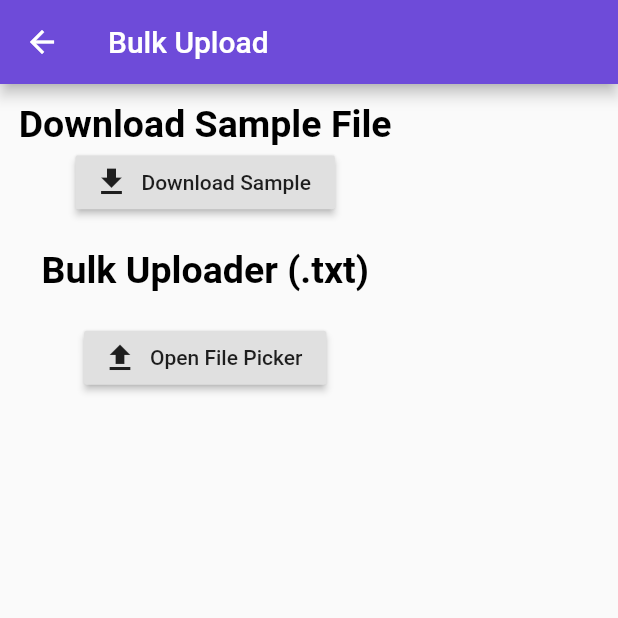
After one commit to Aravin/WarrantyManager, a Flutter app: the BulkUploadScreen screen opened directly, after a tap on "Open File Picker", on a phone screen of 412 x 824 dp, the top half of it. The commit adds this screen. Run offline on Flutter 3.47's test engine with Material 2 defaults, Android fonts, the phone set to English and light mode, and no system bars; our stand-ins replace file_picker, firebase_analytics, flutter_form_builder, in_app_review, share, sqflite and 1 more; missing offline and left inert: flutter_webview_plugin; accounts and stored records are empty.

```diff
--- a/lib/main.dart
+++ b/lib/main.dart
@@ -31,8 +31,8 @@ class Main extends StatelessWidget {
         // Define the default brightness and colors.
         brightness: Brightness.light,
         primaryColor: primaryColor,
-        secondaryHeaderColor: secondaryCOlor,
-        accentColor: secondaryCOlor,
+        secondaryHeaderColor: secondaryColor,
+        accentColor: secondaryColor,
         textTheme: TextTheme(
           bodyText2: TextStyle(color: Colors.black),
         ),
--- /dev/null
+++ b/lib/screens/bulk_upload.dart
@@ -0,0 +1,377 @@
+import 'dart:convert';
+
+import 'package:file_picker/file_picker.dart';
+import 'package:flutter/material.dart';
+import 'package:flutter/services.dart';
+import 'package:url_launcher/url_launcher.dart';
+import 'package:warranty_manager/models/product.dart';
+import 'package:warranty_manager/screens/home.dart';
+import 'package:warranty_manager/shared/contants.dart';
+import 'dart:typed_data';
+import 'dart:io';
+import 'package:toast/toast.dart';
+
+class BulkUploadScreen extends StatefulWidget {
+  @override
+  _BulkUploadScreenState createState() => _BulkUploadScreenState();
+}
+
+class _BulkUploadScreenState extends State<BulkUploadScreen> {
+  String _fileName;
+  List<PlatformFile> _paths;
+  String _directoryPath;
+  bool _loadingPath = false;
+  List<Product> productList = [];
+  List<DataRow> datarow = [];
+  int lineCount = 0;
+  List<int> failureRows = [];
+
+  void _openFileExplorer() async {
+    productList = [];
+    datarow = [];
+    lineCount = 0;
+    failureRows = [];
+    setState(() => _loadingPath = true);
+    try {
+      _directoryPath = null;
+      _paths = (await FilePicker.platform.pickFiles(
+        type: FileType.custom,
+        allowMultiple: false,
+        allowedExtensions: ['txt'],
+      ))
+          ?.files;
+    } on PlatformException catch (e) {
+      print("Unsupported operation" + e.toString());
+    } catch (ex) {
+      print(ex);
+    }
+    if (!mounted) return;
+    setState(
+      () {
+        _loadingPath = false;
+        _fileName =
+            _paths != null ? _paths.map((e) => e.name).toString() : '...';
+
+        // if file selected
+        if (_paths.length > 0) {
+          Stream<List> inputStream = File(_paths[0].path).openRead();
+
+          inputStream
+              .transform(utf8.decoder) // Decode bytes to UTF-8.
+              .transform(LineSplitter()) // Convert stream to individual lines.
+              .listen((String line) {
+            // Process results.
+            lineCount++;
+            if (lineCount > 1) {
+              List<String> row = line.split(','); // split by comma
+              Product tempProduct = Product();
+              tempProduct.name = row[0].trim();
+              tempProduct.price = double.parse(row[1].trim());
+              tempProduct.purchaseDate = DateTime.parse(row[2].trim());
+              tempProduct.warrantyPeriod = row[3].trim() + ' Year';
+              tempProduct.company = row[4].trim();
+              tempProduct.category = row[5].trim();
+              tempProduct.purchasedAt = row[6].trim();
+              tempProduct.salesPerson = row[7].trim();
+              tempProduct.phone = row[8].trim();
+              tempProduct.email = row[9].trim();
+              tempProduct.notes = row[10].trim();
+
+              productList.add(tempProduct);
+
+              List<DataCell> datacell = [];
+              datacell.add(DataCell(Text(tempProduct.name)));
+              datacell.add(DataCell(Text(tempProduct.price.toString())));
+              datacell.add(DataCell(Text(tempProduct.purchaseDate.toString())));
+              datacell
+                  .add(DataCell(Text(tempProduct.warrantyPeriod + ' Year')));
+              datacell.add(DataCell(Text(tempProduct.company)));
+              datacell.add(DataCell(Text(tempProduct.category)));
+              datacell.add(DataCell(Text(tempProduct.purchasedAt)));
+              datacell.add(DataCell(Text(tempProduct.salesPerson)));
+              datacell.add(DataCell(Text(tempProduct.phone)));
+              datacell.add(DataCell(Text(tempProduct.email)));
+              datacell.add(DataCell(Text(tempProduct.notes)));
+              datarow.add(DataRow(cells: datacell));
+            }
+          }, onDone: () {
+            setState(() {});
+          }, onError: (e) {
+            failureRows.add(lineCount);
+            print(e.toString());
+          });
+        }
+      },
+    );
+  }
+
+  void _clearCachedFiles() {
+    FilePicker.platform.clearTemporaryFiles();
+  }
+
+  // todo: replace with file downloader
+  // todo: move to new file
+  void _requestFileCopy(Uint8List data, String copyTo) async {
+    File(copyTo)
+        .writeAsBytes(data)
+        .then(
+          (value) => Toast.show(
+            "File Saved Successfully!",
+            context,
+            duration: Toast.LENGTH_LONG,
+            gravity: Toast.BOTTOM,
+            backgroundColor: Colors.green,
+          ),
+        )
+        .catchError(
+          (onError) => {
+            Toast.show(
+              "Failed to Save the File! $onError",
+              context,
+              duration: Toast.LENGTH_LONG,
+              gravity: Toast.BOTTOM,
+              backgroundColor: Colors.red,
+            )
+          },
+        );
+  }
+
+  // bulk upload
+  Future<void> _processBulkUpload(List<Product> products) async {
+    products.forEach((element) {
+      element.insertProduct();
+    });
+  }
+
+  @override
+  Widget build(BuildContext context) {
+    return Scaffold(
+      appBar: AppBar(
+        textTheme: TextTheme(),
+        title: Text(
+          'Bulk Upload',
+        ),
+      ),
+      body: Padding(
+        padding: appEdgeInsets,
+        child: Column(
+          crossAxisAlignment: CrossAxisAlignment.center,
+          children: [
+            Container(
+              child: Text(
+                'Download Sample File',
+                style: TextStyle(
+                  fontWeight: FontWeight.bold,
+                  fontSize: 25.0,
+                ),
+              ),
+            ),
+            Container(
+              child: RaisedButton.icon(
+                icon: Icon(Icons.download_sharp),
+                label: Text('Download Sample'),
+                onPressed: () async {
+                  const url =
+                      'https://drive.google.com/file/d/1koyZ3phMxFdu8AtQbk4lPFmKt1cpc-5H/view?usp=sharing';
+                  if (await canLaunch(url)) {
+                    await launch(url);
+                  } else {
+                    print('Could not launch $url');
+                  }
+                },
+              ),
+            ),
+            SizedBox(
+              height: 20,
+            ),
+            Container(
+              child: Text(
+                'Bulk Uploader (.txt)',
+                style: TextStyle(
+                  fontWeight: FontWeight.bold,
+                  fontSize: 25.0,
+                ),
+              ),
+            ),
+            SizedBox(
+              height: 20,
+            ),
+            Container(
+              child: RaisedButton.icon(
+                onPressed: () => _openFileExplorer(),
+                icon: Icon(Icons.file_upload),
+                label: Text("Open File Picker"),
+              ),
+            ),
+            SizedBox(
+              height: 20,
+            ),
+            Builder(
+              builder: (BuildContext context) => _loadingPath
+                  ? Padding(
+                      padding: EdgeInsets.only(bottom: 10.0),
+                      child: CircularProgressIndicator(),
+                    )
+                  : _directoryPath != null
+                      ? ListTile(
+                          title: Text('Directory path'),
+                          subtitle: Text(_directoryPath),
+                        )
+                      : _paths != null
+                          ? Column(
+                              crossAxisAlignment: CrossAxisAlignment.center,
+                              children: [
+                                Container(
+                                  child: Text(
+                                    'Data Preview',
+                                    style: TextStyle(
+                                      fontWeight: FontWeight.bold,
+                                      fontSize: 25.0,
+                                    ),
+                                  ),
+                                ),
+                                SingleChildScrollView(
+                                  scrollDirection: Axis.horizontal,
+                                  child: DataTable(
+                                    columns: <DataColumn>[
+                                      DataColumn(
+                                        label: Text(
+                                          'Name',
+                                        ),
+                                      ),
+                                      DataColumn(
+                                        label: Text(
+                                          'Price',
+                                        ),
+                                      ),
+                                      DataColumn(
+                                        label: Text(
+                                          'Purchase Date',
+                                        ),
+                                      ),
+                                      DataColumn(
+                                        label: Text(
+                                          'Warranty Period',
+                                        ),
+                                      ),
+                                      DataColumn(
+                                        label: Text(
+                                          'Company',
+                                        ),
+                                      ),
+                                      DataColumn(
+                                        label: Text(
+                                          'Category',
+                                        ),
+                                      ),
+                                      DataColumn(
+                                        label: Text(
+                                          'Purchase at',
+                                        ),
+                                      ),
+                                      DataColumn(
+                                        label: Text(
+                                          'Contact Person',
+                                        ),
+                                      ),
+                                      DataColumn(
+                                        label: Text(
+                                          'Phone',
+                                        ),
+                                      ),
+                                      DataColumn(
+                                        label: Text(
+                                          'Email',
+                                        ),
+                                      ),
+                                      DataColumn(
+                                        label: Text(
+                                          'Notes',
+                                        ),
+                                      ),
+                                    ],
+                                    rows: datarow,
+                                  ),
+                                ),
+                                SizedBox(
+                                  height: 20,
+                                ),
+                                Container(
+                                    child: Text(
+                                        'Total number of Rows : ${lineCount - 1}')),
+                                Container(
+                                    child: Text(
+                                        'Number of Rows parsed : ${datarow.length}')),
+                                Container(
+                                    child: Text(
+                                        'Number of Rows Failed : ${lineCount - 1 - datarow.length}')),
+                                SizedBox(
+                                  height: 20,
+                                ),
+                                Container(
+                                  child: RaisedButton.icon(
+                                    color: secondaryColor,
+                                    onPressed: () async =>
+                                        await _processBulkUpload(productList)
+                                            .then(
+                                              (value) => {
+                                                Toast.show(
+                                                  "Bulk Import Successfully!",
+                                                  context,
+                                                  duration: Toast.LENGTH_LONG,
+                                                  gravity: Toast.BOTTOM,
+                                                  backgroundColor: Colors.green,
+                                                ),
+                                                _clearCachedFiles(),
+                                                Navigator.pop(context),
+                                                Navigator.pushReplacement(
+                                                  context,
+                                                  MaterialPageRoute(
+                                                    builder: (BuildContext
+                                                            context) =>
+                                                        Home(),
+                                                  ),
+                                                ),
+                                              },
+                                            )
+                                            .catchError(
+                                              (err) => {
+                                                Toast.show(
+                                                  "Failed to import!",
+                                                  context,
+                                                  duration: Toast.LENGTH_LONG,
+                                                  gravity: Toast.BOTTOM,
+                                                  backgroundColor: Colors.green,
+                                                ),
+                                                _clearCachedFiles(),
+                                                Navigator.pop(context),
+                                                Navigator.pushReplacement(
+                                                  context,
+                                                  MaterialPageRoute(
+                                                    builder: (BuildContext
+                                                            context) =>
+                                                        Home(),
+                                                  ),
+                                                ),
+                                              },
+                                            ),
+                                    icon: Icon(Icons.save, color: Colors.white),
+                                    label: Text(
+                                      'Complete Bulk Import',
+                                      style: TextStyle(color: Colors.white),
+                                    ),
+                                  ),
+                                ),
+                              ],
+                            )
+                          : SizedBox(),
+            ),
+            SizedBox(
+              height: 20,
+            ),
+          ],
+        ),
+      ),
+    );
+  }
+}
--- a/lib/screens/image_viewer.dart
+++ b/lib/screens/image_viewer.dart
@@ -29,7 +29,7 @@ class DisplayImage extends StatelessWidget {
         children: [
           Expanded(
             flex: 11,
-            child: Center(
+            child: InteractiveViewer(
               child: Image.memory(this.imageBlob),
             ),
           ),
--- a/lib/shared/contants.dart
+++ b/lib/shared/contants.dart
@@ -2,6 +2,8 @@ import 'package:flutter/material.dart';
 
 const appPadding = 12.5;
 const appEdgeInsets = const EdgeInsets.all(appPadding);
+const appPaddingSmall = const EdgeInsets.all(7.5);
+const appPaddingLarge = const EdgeInsets.all(15);
 
 var warrantyPeriods = [
   '1 Month',
@@ -20,4 +22,4 @@ var warrantyPeriods = [
 ];
 
 const Color primaryColor = Color(0xFF6E4BD9);
-const Color secondaryCOlor = Color(0xFFFC3259);
+const Color secondaryColor = Color(0xFFFC3259);
--- a/lib/widgets/product_highlight.dart
+++ b/lib/widgets/product_highlight.dart
@@ -77,7 +77,7 @@ class ProductHighlightWidget extends StatelessWidget {
           Expanded(
             child: Container(
               decoration: BoxDecoration(
-                  color: secondaryCOlor,
+                  color: secondaryColor,
                   borderRadius: BorderRadius.circular(7.5)),
               child: Padding(
                 padding: EdgeInsets.all(8.0),
--- a/lib/widgets/product_page.dart
+++ b/lib/widgets/product_page.dart
@@ -25,7 +25,7 @@ class ProductListWidget extends StatelessWidget {
             length: 3,
             child: Scaffold(
               appBar: TabBar(
-                indicatorColor: secondaryCOlor,
+                indicatorColor: secondaryColor,
                 labelColor: primaryColor,
                 tabs: <Widget>[
                   Tab(
--- a/pubspec.yaml
+++ b/pubspec.yaml
@@ -31,6 +31,7 @@ dependencies:
   datetime_picker_formfield: ^1.0.0
   intl: ^0.16.1
   flutter_form_builder: ^3.14.1
+  file_picker: ^2.0.11
   sqflite: ^1.3.1+2
   path: ^1.7.0
   path_provider : ^1.6.22
@@ -68,6 +69,7 @@ flutter:
   assets:
     - assets/
     - assets/credits/
+    - assets/csv/
   #   - images/a_dot_ham.jpeg
 
   # An image asset can refer to one or more resolution-specific "variants", see
```
Also changed, not shown: lib/screens/add.dart (+6 -4 lines), lib/screens/home.dart (+20 -1 lines), lib/screens/product_details.dart (+65 -30 lines), lib/shared/file_save.dart (added), pubspec.lock, 2 other files.
